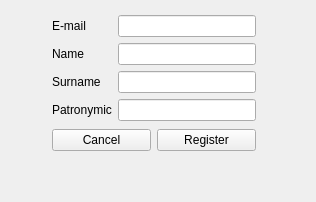
Before: the Qt Designer form client/Forms/registration.ui in mysteryon88/ElectronicDigitalSignature, drawn with Qt 5.
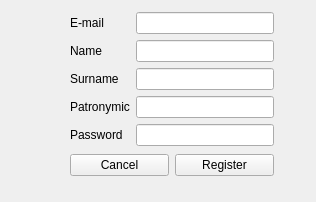
After: the same form once the commit is applied.

```diff
--- a/client/Forms/registration.ui
+++ b/client/Forms/registration.ui
@@ -25,18 +25,28 @@
   <property name="windowTitle">
    <string>Registration</string>
   </property>
-  <widget class="QWidget" name="">
+  <widget class="QWidget" name="layoutWidget">
    <property name="geometry">
     <rect>
-     <x>52</x>
-     <y>13</y>
+     <x>70</x>
+     <y>10</y>
      <width>204</width>
-     <height>142</height>
+     <height>170</height>
     </rect>
    </property>
-   <layout class="QGridLayout" name="gridLayout_3">
+   <layout class="QGridLayout" name="gridLayout_2">
     <item row="0" column="0">
-     <layout class="QGridLayout" name="gridLayout_2">
+     <layout class="QGridLayout" name="gridLayout">
+      <item row="0" column="1">
+       <widget class="QLineEdit" name="Email"/>
+      </item>
+      <item row="3" column="0">
+       <widget class="QLabel" name="label_5">
+        <property name="text">
+         <string>Patronymic</string>
+        </property>
+       </widget>
+      </item>
       <item row="0" column="0">
        <widget class="QLabel" name="label">
         <property name="text">
@@ -44,18 +54,25 @@
         </property>
        </widget>
       </item>
-      <item row="0" column="1">
-       <widget class="QLineEdit" name="Email"/>
+      <item row="3" column="1">
+       <widget class="QLineEdit" name="Patronyic"/>
       </item>
-      <item row="1" column="0">
-       <widget class="QLabel" name="label_3">
+      <item row="4" column="0">
+       <widget class="QLabel" name="label_6">
         <property name="text">
-         <string>Name</string>
+         <string>Password</string>
         </property>
        </widget>
       </item>
-      <item row="1" column="1">
-       <widget class="QLineEdit" name="Name"/>
+      <item row="4" column="1">
+       <widget class="QLineEdit" name="Password">
+        <property name="inputMask">
+         <string/>
+        </property>
+        <property name="echoMode">
+         <enum>QLineEdit::Password</enum>
+        </property>
+       </widget>
       </item>
       <item row="2" column="0">
        <widget class="QLabel" name="label_4">
@@ -64,37 +81,37 @@
         </property>
        </widget>
       </item>
+      <item row="1" column="1">
+       <widget class="QLineEdit" name="Name"/>
+      </item>
+      <item row="1" column="0">
+       <widget class="QLabel" name="label_3">
+        <property name="text">
+         <string>Name</string>
+        </property>
+       </widget>
+      </item>
       <item row="2" column="1">
        <widget class="QLineEdit" name="Surname"/>
       </item>
-      <item row="3" column="0">
-       <widget class="QLabel" name="label_5">
-        <property name="text">
-         <string>Patronymic</string>
-        </property>
-       </widget>
-      </item>
-      <item row="3" column="1">
-       <widget class="QLineEdit" name="Patronyic"/>
-      </item>
      </layout>
     </item>
     <item row="1" column="0">
-     <layout class="QGridLayout" name="gridLayout">
-      <item row="0" column="1">
-       <widget class="QPushButton" name="Register">
-        <property name="text">
-         <string>Register</string>
-        </property>
-       </widget>
-      </item>
-      <item row="0" column="0">
+     <layout class="QHBoxLayout" name="horizontalLayout">
+      <item>
        <widget class="QPushButton" name="Cancel">
         <property name="text">
          <string>Cancel</string>
         </property>
        </widget>
       </item>
+      <item>
+       <widget class="QPushButton" name="Register">
+        <property name="text">
+         <string>Register</string>
+        </property>
+       </widget>
+      </item>
      </layout>
     </item>
    </layout>
```
